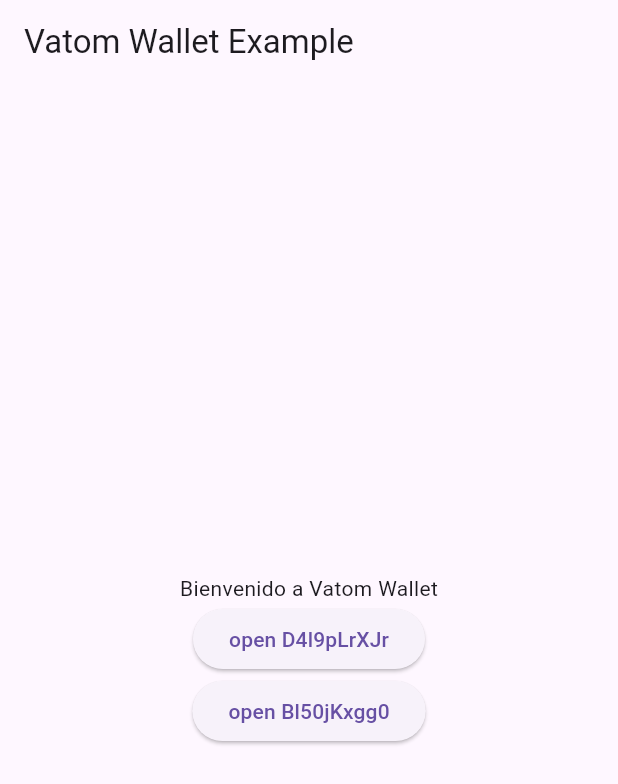
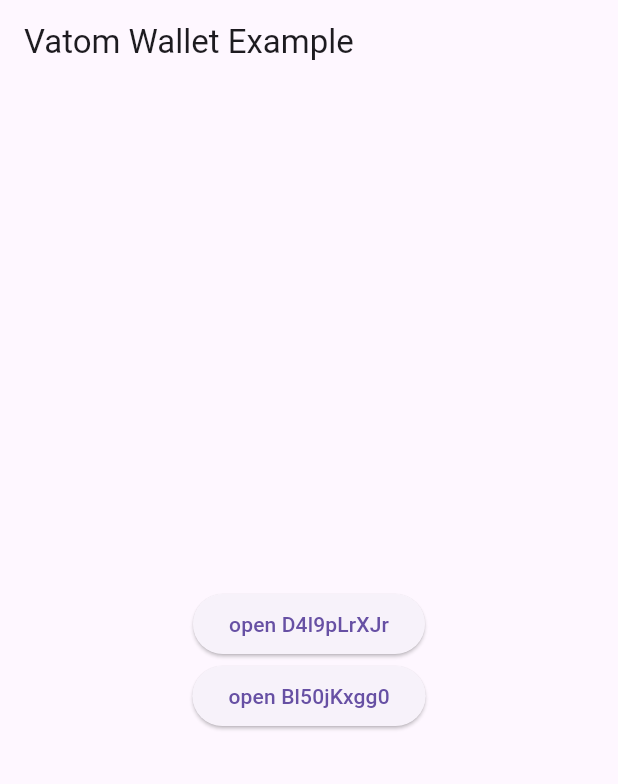
Before and after one commit to VatomInc/wallet-sdk-demo, a Flutter app: the screen it shows after launch, on a phone screen of 412 x 824 dp. Shown: the top 784 px of the screen. Run offline on Flutter 3.47's test engine with Material 3 defaults, Android fonts, the phone set to English and light mode, and no system bars; missing offline and left inert: vatom_wallet_sdk.

Commit message:
remove things

```diff
--- a/flutter/lib/main.dart
+++ b/flutter/lib/main.dart
@@ -1,7 +1,6 @@
 import 'package:flutter/material.dart';
 import 'package:vatom_flutter/VatomWallet.dart';
 import 'package:vatom_wallet_sdk/vatom_wallet_sdk.dart';
-import 'package:webview_flutter/webview_flutter.dart';
 
 void main() {
   runApp(MyApp());
@@ -31,7 +30,6 @@
   @override
   void initState() {
     super.initState();
-    // Inicializar la instancia única de VatomWallet
     wallet = getSingletonwalletInstance();
 
     wallet.on(
@@ -84,9 +82,6 @@
         child: Column(
           mainAxisAlignment: MainAxisAlignment.center,
           children: <Widget>[
-            const Text(
-              'Bienvenido a Vatom Wallet',
-            ),
             ElevatedButton(
               onPressed: () => {
                 wallet.linkTo(
```
